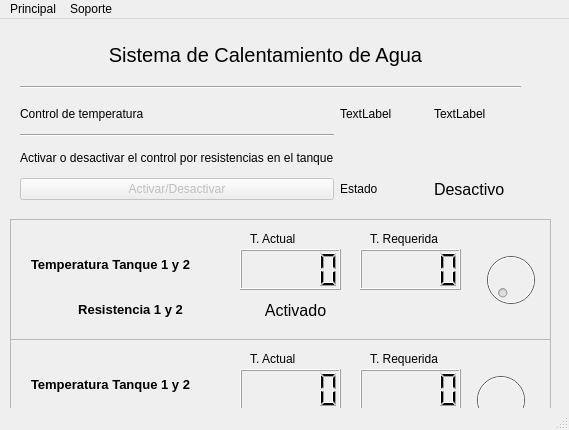
Above: interface.ui from FreakJazz/Raspberry-interface-temperature-control before the change. Below: the same form after it.
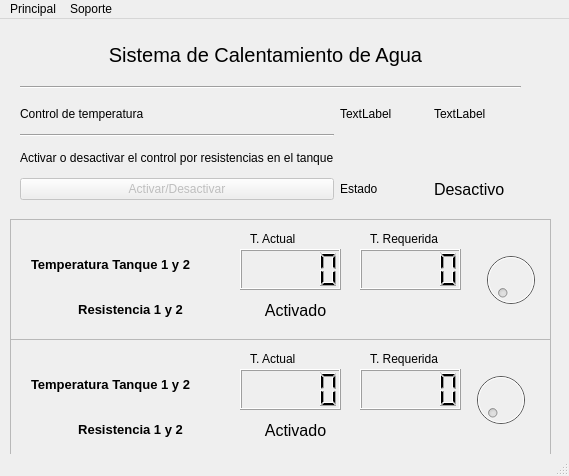
That is the form after the change.

Patch:
```diff
--- a/interface.ui
+++ b/interface.ui
@@ -7,7 +7,7 @@
     <x>0</x>
     <y>0</y>
     <width>569</width>
-    <height>430</height>
+    <height>476</height>
    </rect>
   </property>
   <property name="windowTitle">
```
